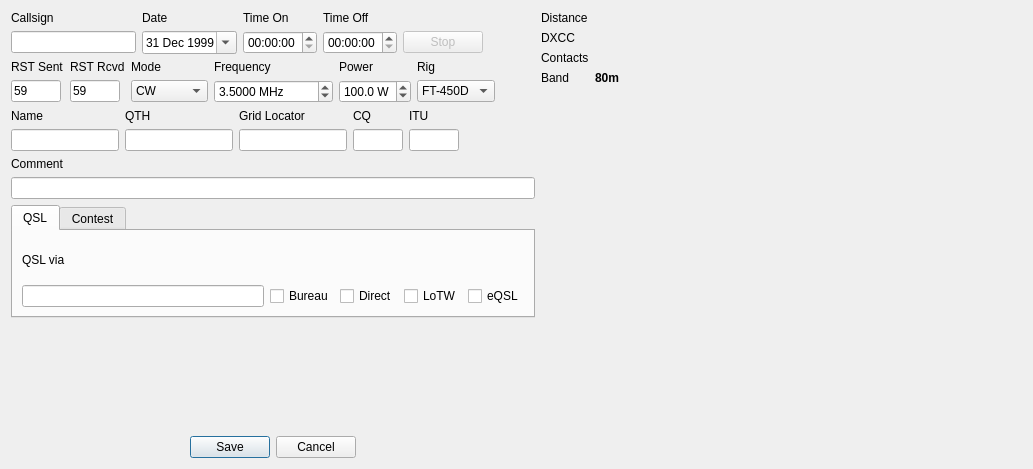
The window that newcontactwidget.ui (7h0ma5/OpenShack) describes before a commit, drawn with Qt 5.
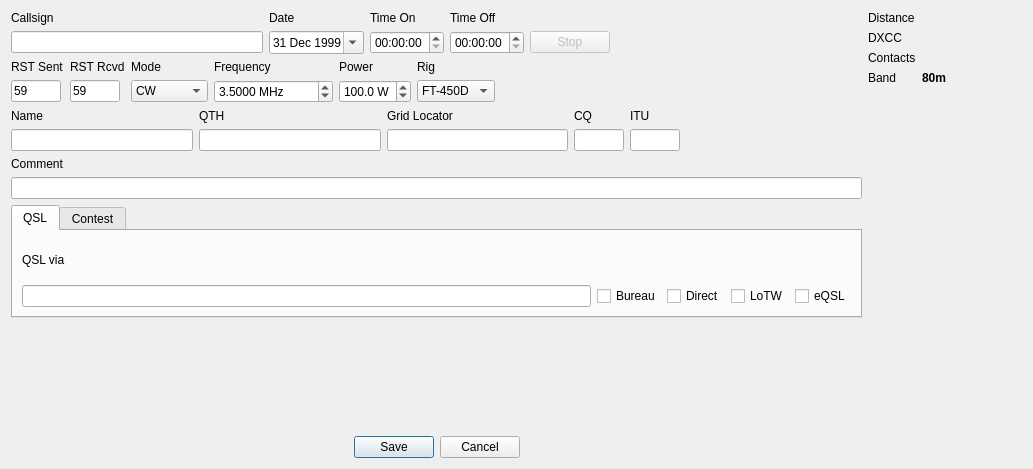
The same window after the commit.

Diff of the .ui file:
```diff
--- a/newcontactwidget.ui
+++ b/newcontactwidget.ui
@@ -19,7 +19,7 @@
   <property name="windowTitle">
    <string>Form</string>
   </property>
-  <layout class="QFormLayout" name="formLayout">
+  <layout class="QGridLayout" name="gridLayout_6">
    <item row="0" column="0">
     <layout class="QVBoxLayout" name="verticalLayout">
      <item>
@@ -111,7 +111,7 @@
          </property>
          <property name="dateTime">
           <datetime>
-           <hour>2</hour>
+           <hour>1</hour>
            <minute>0</minute>
            <second>0</second>
            <year>1999</year>
```
